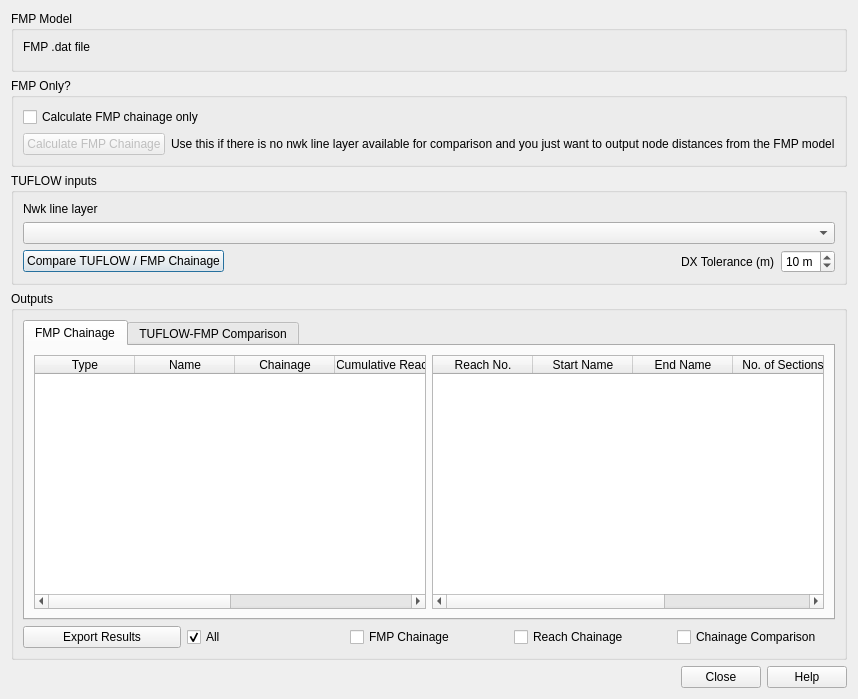
This is mod_check/forms/ui_chainage_calculator_dialog.ui in duncan-r/ModCheck as Qt 5 draws it before an edit. The edited form follows.
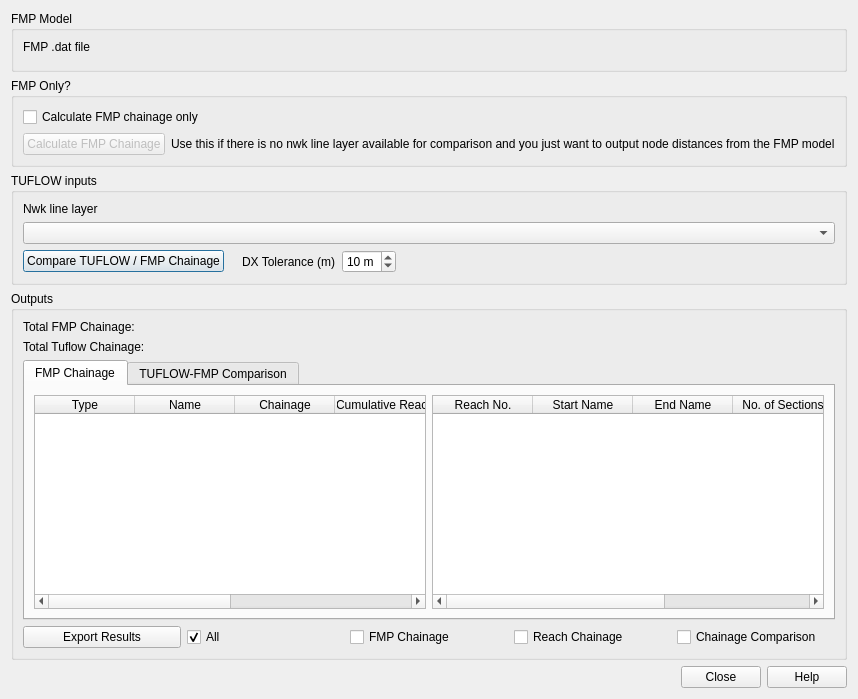
This is the edited form. Custom widgets are drawn as their Qt base class.

Commit message:
Add chainage check tool.
- Update chainage check to work with FM API.
- Added back in to tools list.
- Could do with some improvements from the TUFLOW API, but works
  fine.

```diff
--- a/mod_check/forms/ui_chainage_calculator_dialog.ui
+++ b/mod_check/forms/ui_chainage_calculator_dialog.ui
@@ -6,7 +6,7 @@
    <rect>
     <x>0</x>
     <y>0</y>
-    <width>665</width>
+    <width>774</width>
     <height>699</height>
    </rect>
   </property>
@@ -46,14 +46,17 @@
       <string>TUFLOW inputs</string>
      </property>
      <layout class="QGridLayout" name="gridLayout_3">
+      <item row="0" column="0" colspan="3">
+       <widget class="QLabel" name="label_3">
+        <property name="text">
+         <string>Nwk line layer</string>
+        </property>
+       </widget>
+      </item>
+      <item row="1" column="0" colspan="8">
+       <widget class="QgsMapLayerComboBox" name="estryNwkLayerCBox"/>
+      </item>
       <item row="5" column="5">
-       <widget class="QLabel" name="label_5">
-        <property name="text">
-         <string>DX Tolerance (m)</string>
-        </property>
-       </widget>
-      </item>
-      <item row="5" column="4">
        <spacer name="horizontalSpacer">
         <property name="orientation">
          <enum>Qt::Horizontal</enum>
@@ -66,17 +69,21 @@
         </property>
        </spacer>
       </item>
-      <item row="0" column="0" colspan="3">
-       <widget class="QLabel" name="label_3">
+      <item row="5" column="0">
+       <widget class="QPushButton" name="compareChainageBtn">
         <property name="text">
-         <string>Nwk line layer</string>
+         <string>Compare TUFLOW / FMP Chainage</string>
         </property>
        </widget>
       </item>
-      <item row="1" column="0" colspan="7">
-       <widget class="QgsMapLayerComboBox" name="estryNwkLayerCBox"/>
+      <item row="5" column="3">
+       <widget class="QLabel" name="label_5">
+        <property name="text">
+         <string>DX Tolerance (m)</string>
+        </property>
+       </widget>
       </item>
-      <item row="5" column="6">
+      <item row="5" column="4">
        <widget class="QgsSpinBox" name="dxToleranceSpinbox">
         <property name="suffix">
          <string> m</string>
@@ -89,13 +96,6 @@
         </property>
        </widget>
       </item>
-      <item row="5" column="0">
-       <widget class="QPushButton" name="compareChainageBtn">
-        <property name="text">
-         <string>Compare TUFLOW / FMP Chainage</string>
-        </property>
-       </widget>
-      </item>
      </layout>
     </widget>
    </item>
@@ -190,6 +190,28 @@
       <string>Outputs</string>
      </property>
      <layout class="QVBoxLayout" name="verticalLayout_4">
+      <item>
+       <layout class="QHBoxLayout" name="horizontalLayout_4">
+        <item>
+         <widget class="QLabel" name="fmpTotalChainageLabel">
+          <property name="text">
+           <string>Total FMP Chainage: </string>
+          </property>
+         </widget>
+        </item>
+       </layout>
+      </item>
+      <item>
+       <layout class="QHBoxLayout" name="horizontalLayout_5">
+        <item>
+         <widget class="QLabel" name="tuflowTotalChainageLabel">
+          <property name="text">
+           <string>Total Tuflow Chainage:</string>
+          </property>
+         </widget>
+        </item>
+       </layout>
+      </item>
       <item>
        <widget class="QTabWidget" name="outputsTabWidget">
         <property name="sizePolicy">
```
The commit also changes 5 other files.
